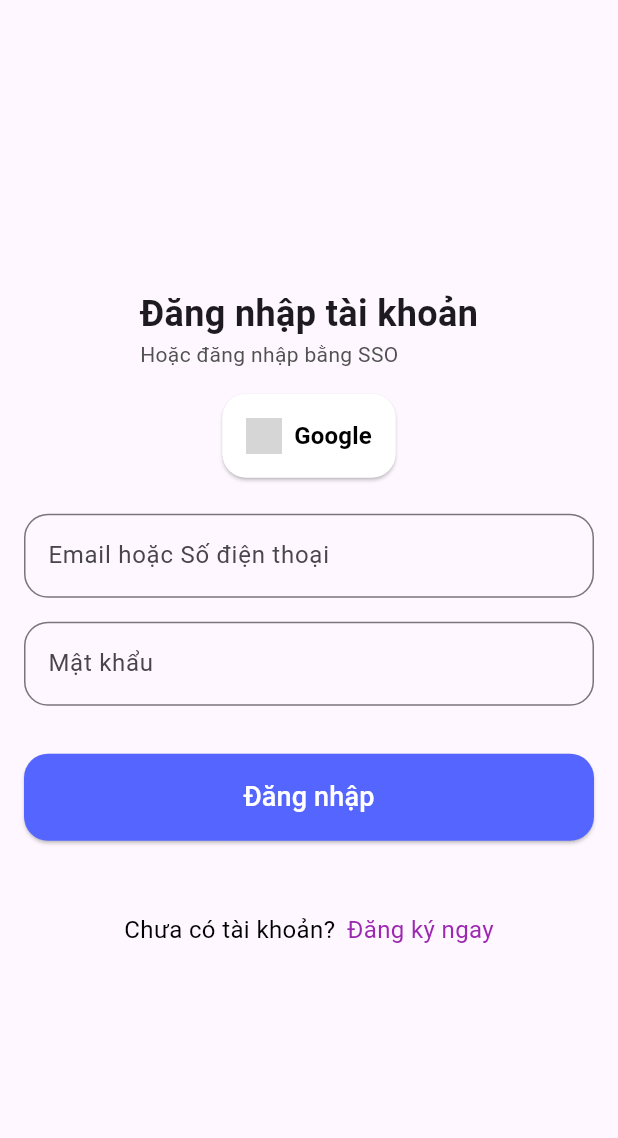
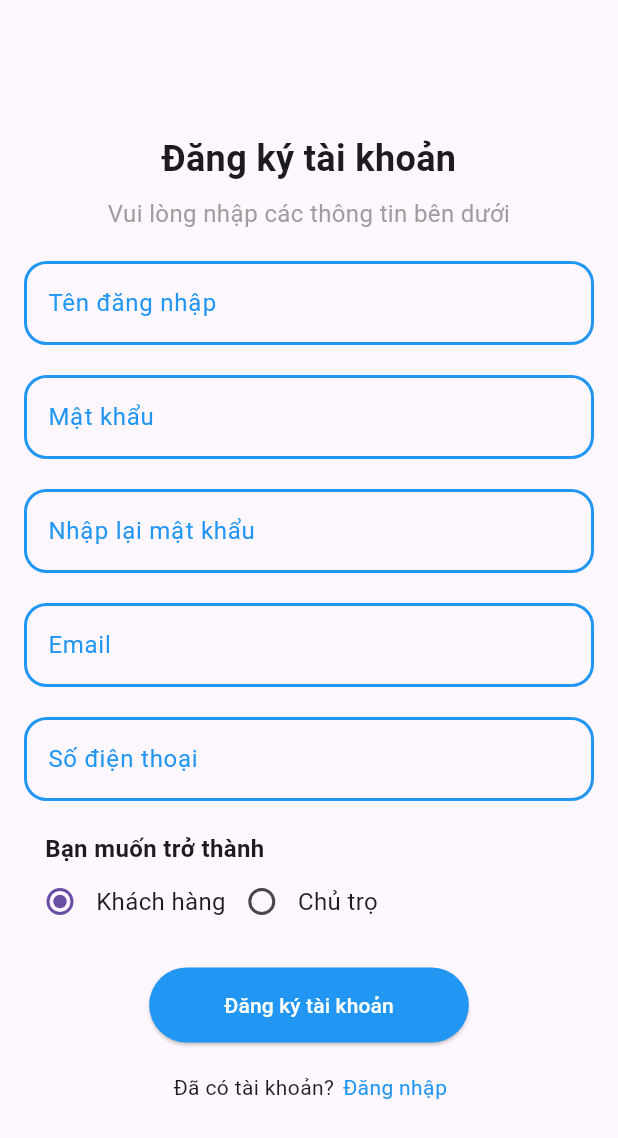
Before and after one commit to GS-755/chothuephongtro_v2, a Flutter app: the screen it shows after launch, after a tap on "Bắt đầu", after a tap on "Đăng ký ngay", on a phone screen of 412 x 824 dp. Shown: the top 1138 px of the screen. Run offline on Flutter 3.47's test engine with Material 3 defaults, Android fonts, the phone set to English and light mode, and no system bars; our stand-ins replace flutter_dotenv, flutter_rating_bar, google_nav_bar; network calls fail; grey boxes are pictures that could not be loaded.

Commit message:
Completed register function

```diff
--- a/lib/login.dart
+++ b/lib/login.dart
@@ -16,6 +16,9 @@ class _LoginPageState extends State<LoginPage> {
   final _usernameController = TextEditingController();
   final _passwordController = TextEditingController();
 
+  void _moveToRegisterPage() {
+    Navigator.of(context).pushReplacementNamed('/login/register');
+  }
   @override
   Widget build(BuildContext context) {
     return MaterialApp(
@@ -91,7 +94,7 @@ class _LoginPageState extends State<LoginPage> {
                     TextField(
                       controller: _usernameController,
                       decoration: InputDecoration(
-                        labelText: 'Email hoặc Số điện thoại',
+                        labelText: 'Tên đăng nhập',
                         border: OutlineInputBorder(
                             borderRadius: BorderRadius.circular(16.0)
                         ),
@@ -145,7 +148,7 @@ class _LoginPageState extends State<LoginPage> {
                   ),
                   const SizedBox(width: 8.0),
                   GestureDetector(
-                    onTap: () { },
+                    onTap: _moveToRegisterPage,
                     child: const Text(
                       'Đăng ký ngay',
                       style: TextStyle(
--- a/lib/main.dart
+++ b/lib/main.dart
@@ -1,3 +1,4 @@
+import 'package:chothuephongtro_v2/register.dart';
 import 'package:chothuephongtro_v2/users/homepage.dart';
 import 'package:flutter/material.dart';
 import 'package:chothuephongtro_v2/login.dart';
@@ -21,6 +22,7 @@ class MyApp extends StatelessWidget {
         '/': (context) => const SplashScreen(),
         '/splash': (context) => const SplashScreen(),
         '/login': (context) => const LoginPage(),
+        '/login/register': (context) => const RegisterPage(),
         '/user/index': (context) => const HomePage()
       },
     );
--- a/lib/models/users/taikhoan.dart
+++ b/lib/models/users/taikhoan.dart
@@ -1,45 +1,69 @@
+import 'package:chothuephongtro_v2/utils/emptystring.dart';
+
 import 'nguoidung.dart';
 import 'vaitro.dart';
 
 class TaiKhoan {
-  final VaiTro _vaiTro;
-  final String _tenDangNhap;
-  final String _matKhau;
-  final String _email;
-  final String _soDT;
-  final String _strAvatar;
-  final String _base64Avatar;
-  final int _maVaiTro;
-  final User _user;
+  String _tenDangNhap = EmptyString.get();
+  String _matKhau = EmptyString.get();
+  String _email = EmptyString.get();
+  String _soDT = EmptyString.get();
+  String _strAvatar = EmptyString.get();
+  String _base64Avatar = EmptyString.get();
+  int _maVaiTro = 0;
+  VaiTro _vaiTro = new VaiTro();
+  User _user = new User();
 
-  TaiKhoan({
-    required VaiTro vaiTro,
-    required String tenDangNhap,
-    required String matKhau,
-    required String email,
-    required String soDT,
-    required String strAvatar,
-    required String base64Avatar,
-    required int maVaiTro,
-    required User user,
-  }) : _vaiTro = vaiTro, _tenDangNhap = tenDangNhap, _matKhau = matKhau,
-        _email = email,_soDT = soDT,_strAvatar = strAvatar,_base64Avatar = base64Avatar,
-        _maVaiTro = maVaiTro,_user = user;
+  TaiKhoan();
+  TaiKhoan.fullInit(
+      this._tenDangNhap,
+      this._matKhau,
+      this._email,
+      this._soDT,
+      this._strAvatar,
+      this._base64Avatar,
+      this._maVaiTro,
+      this._vaiTro,
+      this._user
+  );
+
+  // Getter
+  String get tenDangNhap => _tenDangNhap;
+  String get matKhau => this._matKhau;
+  String get email => this._email;
+  String get soDT => this._soDT;
+  String get strAvatar => this._strAvatar;
+  String get base64Avatar => this._base64Avatar;
+  int get maVaiTro => this._maVaiTro;
+  VaiTro get vaiTro => this._vaiTro;
+  User get user => this._user;
+  // Setter
+  set matKhau(String value) { this._matKhau = value; }
+  set email(String value) { this._email = value; }
+  set soDT(String value) { this._soDT = value; }
+  set strAvatar(String value) { this._strAvatar = value; }
+  set base64Avatar(String value) { this._base64Avatar = value; }
+  set maVaiTro(int value) { this._maVaiTro = value; }
+  set vaiTro(VaiTro value) { this._vaiTro = value; }
+  set user(User value) { this._user = value; }
+
+  set tenDangNhap(String value) {
+    _tenDangNhap = value;
+  }
 
   factory TaiKhoan.fromJson(Map<String, dynamic> json) {
-    return TaiKhoan(
-      vaiTro: VaiTro.fromJson(json['VaiTro']),
-      tenDangNhap: json['TenDangNhap'].trim(),
-      matKhau: json['MatKhau'],
-      email: json['Email'].trim(),
-      soDT: json['SoDT'].trim(),
-      strAvatar: json['StrAvatar'],
-      base64Avatar: json['Base64Avatar'],
-      maVaiTro: json['MaVaiTro'],
-      user: User.fromJson(json['User']),
+    return TaiKhoan.fullInit(
+        json['TenDangNhap'],
+        json['MatKhau'],
+        json['Email'],
+        json['SoDT'],
+        json['StrAvatar'],
+        EmptyString.get(),
+        json['MaVaiTro'],
+        json['VaiTro'],
+        json['User']
     );
   }
-
   Map<String, dynamic> toJson() {
     return {
       'VaiTro': _vaiTro.toJson(),
--- a/lib/register.dart
+++ b/lib/register.dart
@@ -0,0 +1,394 @@
+import 'dart:ui';
+import 'dart:convert';
+import 'package:http/http.dart' as http;
+import 'package:chothuephongtro_v2/models/users/taikhoan.dart';
+import 'package:chothuephongtro_v2/utils/uribuilder.dart';
+import 'package:flutter/cupertino.dart';
+import 'package:flutter/material.dart';
+
+class RegisterPage extends StatefulWidget {
+  const RegisterPage({super.key});
+
+  @override
+  State<RegisterPage> createState() => _RegisterPageState();
+}
+
+class _RegisterPageState extends State<RegisterPage> {
+  final _emailController = TextEditingController();
+  final _phoneNumberController = TextEditingController();
+  final _accountController = TextEditingController();
+  final _passwordController = TextEditingController();
+  final _confirmPasswordController = TextEditingController();
+  final ValueNotifier<int> _selectedRole = ValueNotifier<int>(0);
+
+  void _moveToLoginPage() {
+    Navigator.of(context).pushReplacementNamed('/login');
+  }
+  Future<bool> _sendRegisterRequest(TaiKhoan account) async {
+    try {
+      final response = await http.post(
+          UriAccess.buildApiUri('/accounts/register'),
+          headers: {'Content-Type': 'application/json'},
+          body: jsonEncode({
+              "tendangnhap": account.tenDangNhap.trim(),
+              'matkhau': account.matKhau.trim(),
+              'email': account.email.trim(),
+              'sodt': account.soDT.trim(),
+              'mavaitro': account.maVaiTro
+          })
+      );
+      if(response.statusCode == 201) {
+        print('[register.dart] Registered successfully!');
+        ScaffoldMessenger.of(context).
+          showSnackBar(
+              const SnackBar(
+                  content: Text('Đăng ký thành công!')
+              )
+          );
+
+        Navigator.of(context).pushReplacementNamed('/login');
+
+        return true;
+      }
+      else if(response.statusCode == 409) {
+        print('[register.dart] Conflicted account!');
+        ScaffoldMessenger.of(context).
+          showSnackBar(
+              const SnackBar(
+                  content: Text('Tài khoản đã tồn tại!')
+              )
+          );
+      }
+      else {
+        print('[register.dart] Failed to process register request in the server');
+      }
+    }
+    catch(ex) {
+      print('[register.dart] Unable to send register request');
+    }
+    ScaffoldMessenger.of(context).
+      showSnackBar(
+          const SnackBar(
+              content: Text('Lỗi đăng ký tài khoản!')
+          )
+      );
+
+    return false;
+  }
+  void _handleRegister() {
+    try {
+      if(_passwordController.text != _confirmPasswordController.text.trim()) {
+        ScaffoldMessenger.of(context).
+          showSnackBar(
+            SnackBar(
+                content: Text('Mật khẩu không trùng khớp')
+            )
+          );
+      }
+      else {
+        // Bundle account object
+        TaiKhoan account = new TaiKhoan();
+        account.tenDangNhap = _accountController.text.trim();
+        account.email = _emailController.text.trim();
+        account.soDT = _phoneNumberController.text.trim();
+        account.matKhau = _passwordController.text;
+        account.maVaiTro = _selectedRole.value;
+        // Prepare HTTP request [POST]
+        FutureBuilder<bool>(
+          future: _sendRegisterRequest(account),
+          builder: (context, snapshot) {
+            if(snapshot.hasData) {
+              if(snapshot.data!) {
+                ScaffoldMessenger.of(context).
+                  showSnackBar(
+                      const SnackBar(
+                          content: Text('Đăng ký thành công!')
+                      )
+                  );
+
+                Navigator.of(context).pushReplacementNamed('/login');
+              }
+              else {
+                ScaffoldMessenger.of(context).
+                  showSnackBar(
+                     const SnackBar(
+                          content: Text('Đăng ký thất bại!')
+                      )
+                  );
+              }
+            }
+
+            return const Center(
+              child: CircularProgressIndicator(),
+            );
+          }
+        );
+      }
+    }
+    catch(ex) {
+      print('[register.dart] Unable to process register data');
+      print(ex.toString());
+    }
+  }
+
+  @override
+  Widget build(BuildContext context) {
+    return Scaffold(
+      body: Padding(
+        padding: const EdgeInsets.all(16),
+        child: Center(
+          child: SingleChildScrollView(
+            child: Column(
+              mainAxisAlignment: MainAxisAlignment.center,
+              children: [
+                const Text(
+                  'Đăng ký tài khoản',
+                  style: TextStyle(
+                      fontSize: 24,
+                      fontWeight: FontWeight.bold
+                  ),
+                  textAlign: TextAlign.center,
+                ),
+                const SizedBox(height: 8),
+                const Text(
+                  'Vui lòng nhập các thông tin bên dưới',
+                  style: TextStyle(
+                    fontSize: 16,
+                    color: Colors.grey,
+                  ),
+                  textAlign: TextAlign.center,
+                ),
+                const SizedBox(height: 20),
+                TextFormField(
+                  controller: _accountController,
+                  decoration: const InputDecoration(
+                    labelText: 'Tên đăng nhập',
+                    labelStyle: TextStyle(
+                      color: Colors.blue, // Label color
+                      fontSize: 16.0, // Label font size
+                      // Label font weight
+                    ),
+                    enabledBorder: OutlineInputBorder(
+                      borderSide: BorderSide(color: Colors.blue, width: 2.0),
+                      borderRadius: BorderRadius.all(Radius.circular(15.0)),
+                    ),
+                    focusedBorder: OutlineInputBorder(
+                      borderSide: BorderSide(color: Colors.blue, width: 2.0),
+                      borderRadius: BorderRadius.all(Radius.circular(15.0)),
+                    ),
+                    border: OutlineInputBorder(
+                      borderSide: BorderSide(color: Colors.grey, width: 2.0),
+                      borderRadius: BorderRadius.all(Radius.circular(15.0)),
+                    ),
+                  ),
+                ),
+                const SizedBox(height: 20),
+                TextFormField(
+                  controller: _passwordController,
+                  obscureText: true,
+                  decoration: const InputDecoration(
+                    labelText: 'Mật khẩu',
+                    labelStyle: TextStyle(
+                      color: Colors.blue, // Label color
+                      fontSize: 16.0, // Label font size
+                      // Label font weight
+                    ),
+                    enabledBorder: OutlineInputBorder(
+                      borderSide: BorderSide(color: Colors.blue, width: 2.0),
+                      borderRadius: BorderRadius.all(Radius.circular(15.0)),
+                    ),
+                    focusedBorder: OutlineInputBorder(
+                      borderSide: BorderSide(color: Colors.blue, width: 2.0),
+                      borderRadius: BorderRadius.all(Radius.circular(15.0)),
+                    ),
+                    border: OutlineInputBorder(
+                      borderSide: BorderSide(color: Colors.grey, width: 2.0),
+                      borderRadius: BorderRadius.all(Radius.circular(15.0)),
+                    ),
+                  ),
+                ),
+                const SizedBox(height: 20),
+                TextFormField(
+                  controller: _confirmPasswordController,
+                  obscureText: true,
+                  decoration: const InputDecoration(
+                    labelText: 'Nhập lại mật khẩu',
+                    labelStyle: TextStyle(
+                      color: Colors.blue, // Label color
+                      fontSize: 16.0, // Label font size
+                      // Label font weight
+                    ),
+                    enabledBorder: OutlineInputBorder(
+                      borderSide: BorderSide(color: Colors.blue, width: 2.0),
+                      borderRadius: BorderRadius.all(Radius.circular(15.0)),
+                    ),
+                    focusedBorder: OutlineInputBorder(
+                      borderSide: BorderSide(color: Colors.blue, width: 2.0),
+                      borderRadius: BorderRadius.all(Radius.circular(15.0)),
+                    ),
+                    border: OutlineInputBorder(
+                      borderSide: BorderSide(color: Colors.grey, width: 2.0),
+                      borderRadius: BorderRadius.all(Radius.circular(15.0)),
+                    ),
+                  ),
+                ),
+                const SizedBox(height: 20),
+                TextFormField(
+                  controller: _emailController,
+                  decoration: const InputDecoration(
+                    labelText: 'Email',
+                    labelStyle: TextStyle(
+                      color: Colors.blue, // Label color
+                      fontSize: 16.0, // Label font size
+                      // Label font weight
+                    ),
+                    enabledBorder: OutlineInputBorder(
+                      borderSide: BorderSide(color: Colors.blue, width: 2.0),
+                      borderRadius: BorderRadius.all(Radius.circular(15.0)),
+                    ),
+                    focusedBorder: OutlineInputBorder(
+                      borderSide: BorderSide(color: Colors.blue, width: 2.0),
+                      borderRadius: BorderRadius.all(Radius.circular(15.0)),
+                    ),
+                    border: OutlineInputBorder(
+                      borderSide: BorderSide(color: Colors.blue, width: 2.0),
+                      borderRadius: BorderRadius.all(Radius.circular(15.0)),
+                    ),
+                  ),
+                ),
+                const SizedBox(height: 20),
+                TextFormField(
+                  controller: _phoneNumberController,
+                  decoration: const InputDecoration(
+                    labelText: 'Số điện thoại',
+                    labelStyle: TextStyle(
+                      color: Colors.blue, // Label color
+                      fontSize: 16.0, // Label font size
+                      // Label font weight
+                    ),
+                    enabledBorder: OutlineInputBorder(
+                      borderSide: BorderSide(color: Colors.blue, width: 2.0),
+                      borderRadius: BorderRadius.all(Radius.circular(15.0)),
+                    ),
+                    focusedBorder: OutlineInputBorder(
+                      borderSide: BorderSide(color: Colors.blue, width: 2.0),
+                      borderRadius: BorderRadius.all(Radius.circular(15.0)),
+                    ),
+                    border: OutlineInputBorder(
+                      borderSide: BorderSide(color: Colors.grey, width: 2.0),
+                      borderRadius: BorderRadius.all(Radius.circular(15.0)),
+                    ),
+                  ),
+                ),
+                const SizedBox(height: 20),
+                const Row(
+                  mainAxisAlignment: MainAxisAlignment.start,
+                  children: [
+                    SizedBox(width: 14,),
+                    Text(
+                      'Bạn muốn trở thành',
+                      style: TextStyle(
+                        fontWeight: FontWeight.bold,
+                        fontSize: 16,
+                      ),
+                    ),
+                  ],
+                ),
+                Row(
+                  mainAxisAlignment: MainAxisAlignment.start,
+                  children: [
+                    ValueListenableBuilder<int>(
+                      valueListenable: _selectedRole,
+                      builder: (context, selectedRole, child) {
+                        return Row(
+                          children: [
+                            Radio<int>(
+                              value: 0,
+                              groupValue: selectedRole,
+                              onChanged: (value) {
+                                _selectedRole.value = value!;
+                              },
+                            ),
+                            const Text(
+                              'Khách hàng',
+                              style: TextStyle(
+                                fontSize: 16,
+                              ),
+                            ),
+                            Radio<int>(
+                              value: 1,
+                              groupValue: selectedRole,
+                              onChanged: (value) {
+                                _selectedRole.value = value!;
+                              },
+                            ),
+                            const Text(
+                              'Chủ trọ',
+                              style: TextStyle(
+                                fontSize: 16,
+                              ),
+                            ),
+                          ],
+                        );
+                      },
+                    ),
+                  ],
+                ),
+                const SizedBox(
+                    width: 100,
+                    height: 20
+                ), // Add some space between the TextFormField and the button
+                ElevatedButton(
+                  onPressed: _handleRegister,
+                  style: ElevatedButton.styleFrom(
+                    backgroundColor: Colors.blue, // Background color
+                    shape: RoundedRectangleBorder(
+                      borderRadius: BorderRadius.circular(30), // Border radius
+                    ),
+                    padding: const EdgeInsets.symmetric(
+                        horizontal: 50,
+                        vertical: 15
+                    ), // Button padding
+                  ),
+                  child: const Text(
+                    'Đăng ký tài khoản',
+                    style: TextStyle(
+                        color: Colors.white
+                    ), // Text color
+                  ),
+                ),
+                const SizedBox(
+                  height: 20,
+                ),
+                Center(
+                  child: Row(
+                    mainAxisAlignment: MainAxisAlignment
+                        .center, // Center the children horizontally
+                    crossAxisAlignment: CrossAxisAlignment
+                        .center, // Center the children vertically
+                    children: [
+                      const Text(
+                        'Đã có tài khoản? ',
+                        style: TextStyle(fontSize: 14),
+                        textAlign: TextAlign.center,
+                      ),
+                      const SizedBox(width: 4),
+                      GestureDetector(
+                        onTap: _moveToLoginPage,
+                        child: const Text(
+                          'Đăng nhập',
+                          style: TextStyle(fontSize: 14, color: Colors.blue),
+                          textAlign: TextAlign.center,
+                        ),
+                      ),
+                    ],
+                  ),
+                ),
+              ],
+            ),
+          ),
+        ),
+      ),
+    );
+  }
+}
--- /dev/null
+++ b/lib/utils/emptystring.dart
@@ -0,0 +1,5 @@
+class EmptyString {
+  static String get() {
+    return '';
+  }
+}
--- /dev/null
+++ b/lib/utils/enums/Role.dart
@@ -0,0 +1,4 @@
+enum Role {
+  customer,
+  renter
+}
```
Also changed, not shown: lib/models/users/nguoidung.dart (+27 -32 lines), lib/models/users/vaitro.dart (+17 -11 lines), 1 other file.
